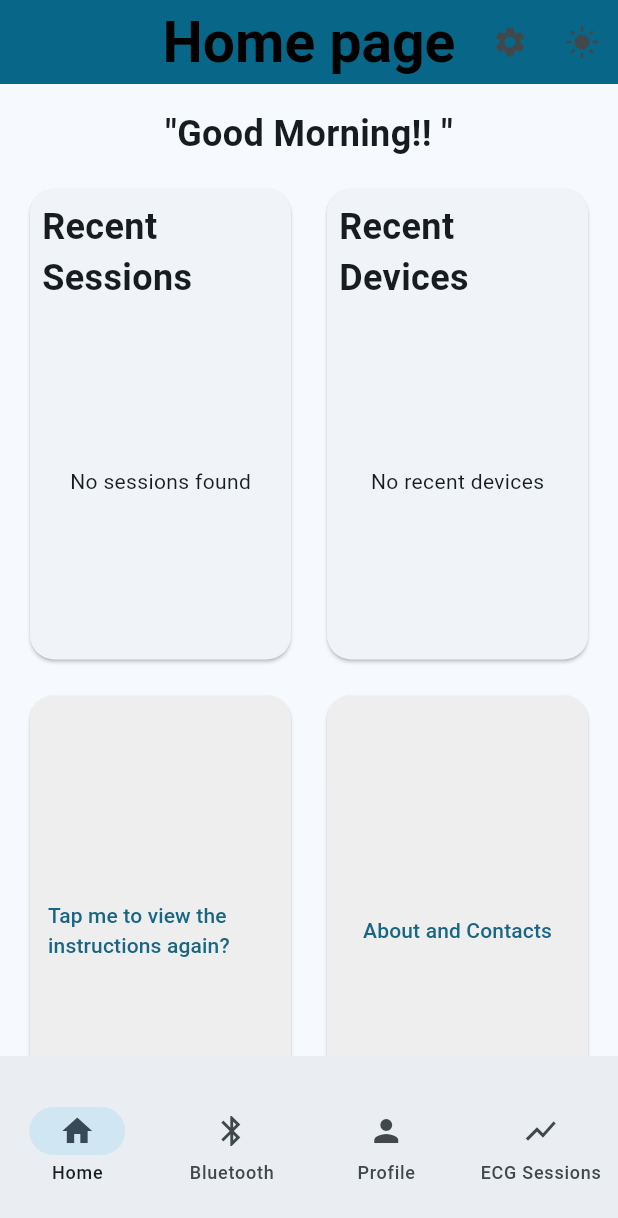
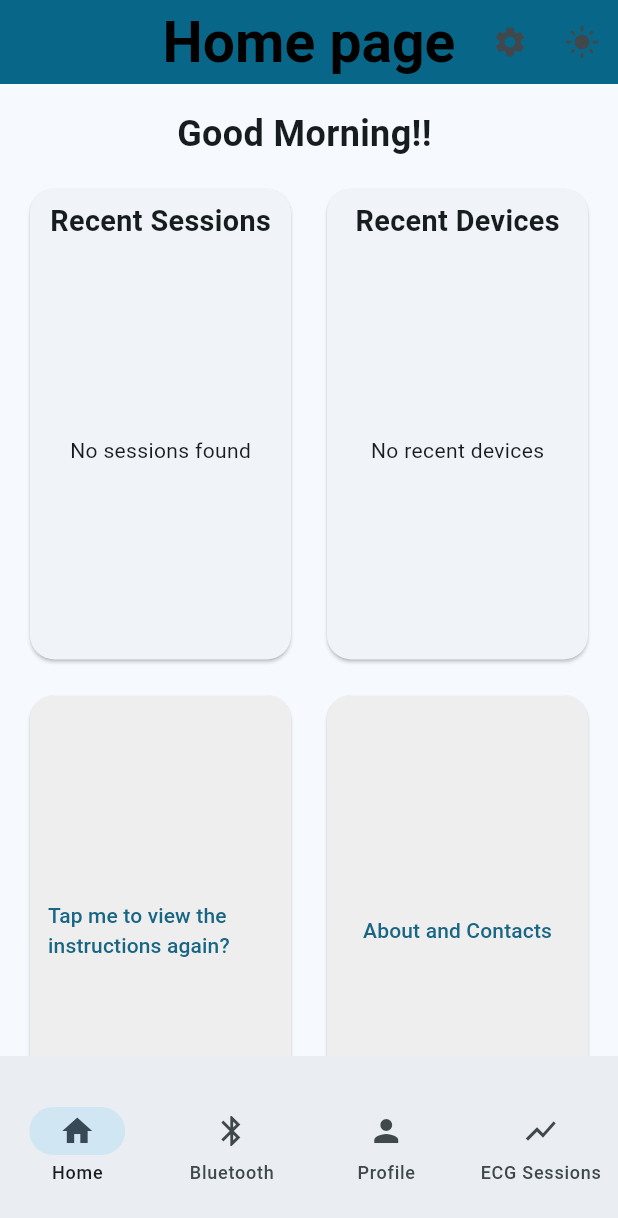
Before and after one commit to Sudo-Victor-Victory/ecg_app, a Flutter app: the WidgetTree screen opened directly, on a phone screen of 412 x 824 dp. Shown: the top 1218 px of the screen. Run offline on Flutter 3.47's test engine with Material 3 defaults, Android fonts, the phone set to English and light mode, and no system bars; our stand-ins replace flutter_blue_plus, introduction_screen, lottie, permission_handler, shared_preferences, supabase_flutter and 1 more; accounts and stored records are empty.

Commit message:
Removed params from HomePage() Added color to ble_scanner's icons Utilized the ScaledText widget more in home.dart

```diff
--- a/lib/views/pages/ble_scanner.dart
+++ b/lib/views/pages/ble_scanner.dart
@@ -261,7 +261,7 @@ class _BleScannerState extends State<BleScanner> {
                 ],
               ),
             ),
-            const Icon(Icons.bluetooth),
+            const Icon(Icons.bluetooth, color: Colors.lightBlue),
           ],
         ),
       ),
--- a/lib/views/pages/home.dart
+++ b/lib/views/pages/home.dart
@@ -8,13 +8,7 @@ import 'package:ecg_app/utils/greeting.dart';
 import 'package:ecg_app/views/widgets/sessions_widget.dart';
 
 class HomePage extends StatefulWidget {
-  const HomePage({
-    super.key,
-    required this.appBarTitle,
-    required this.appBarColor,
-  });
-  final String appBarTitle;
-  final Color appBarColor;
+  const HomePage({super.key});
 
   @override
   State<HomePage> createState() => _HomePageState();
@@ -32,7 +26,7 @@ class _HomePageState extends State<HomePage> {
             // Greeting
             Center(
               child: ScaledText(
-                '"${greetOnTimeOfDay()} $firstName"',
+                '${greetOnTimeOfDay()} $firstName',
                 baseSize: KTextSize.xl,
                 style: const TextStyle(fontWeight: FontWeight.bold),
               ),
@@ -60,10 +54,10 @@ class _HomePageState extends State<HomePage> {
                                 crossAxisAlignment: CrossAxisAlignment.stretch,
                                 children: [
                                   const Center(
-                                    child: Text(
+                                    child: ScaledText(
                                       'Recent Sessions',
+                                      baseSize: KTextSize.lg,
                                       style: TextStyle(
-                                        fontSize: 24,
                                         fontWeight: FontWeight.bold,
                                       ),
                                     ),
@@ -87,8 +81,9 @@ class _HomePageState extends State<HomePage> {
                                 crossAxisAlignment: CrossAxisAlignment.stretch,
                                 children: [
                                   Center(
-                                    child: Text(
+                                    child: ScaledText(
                                       'Recent Devices',
+                                      baseSize: KTextSize.lg,
                                       style: TextStyle(
                                         fontSize: 24,
                                         fontWeight: FontWeight.bold,
--- a/lib/views/widgets/widget_tree.dart
+++ b/lib/views/widgets/widget_tree.dart
@@ -30,7 +30,7 @@ final List<PageConfig> navbarPages = [
   PageConfig(
     title: "Home page",
     color: const Color(0xFF086788),
-    page: HomePage(appBarTitle: "Home page", appBarColor: Color(0xFF086788)),
+    page: HomePage(),
     icon: Icons.home,
     label: "Home",
   ),
```
